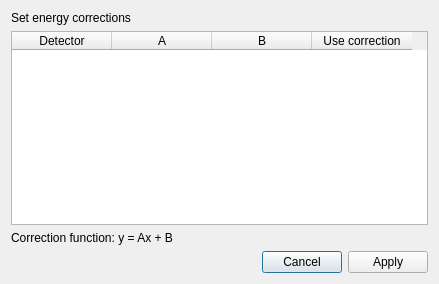
Above: src/EVA/gui/ui_files/energy_correction_window.ui from ISISMuon/EVA before the change. Below: the same form after it.
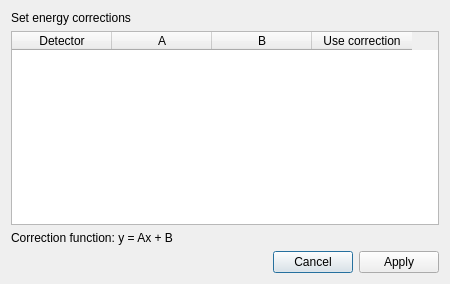
That is the form after the change. Custom widgets are drawn as their Qt base class.

Commit message: Create efficiency correction UI

What changed in the file:
```diff
--- a/src/EVA/gui/ui_files/energy_correction_window.ui
+++ b/src/EVA/gui/ui_files/energy_correction_window.ui
@@ -6,7 +6,7 @@
    <rect>
     <x>0</x>
     <y>0</y>
-    <width>439</width>
+    <width>450</width>
     <height>284</height>
    </rect>
   </property>
```
The commit also changes 3 other files.
